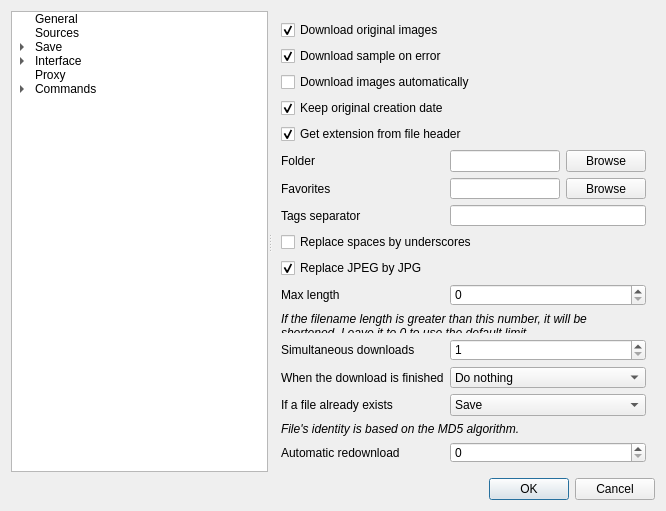
This is gui/src/settings/optionswindow.ui in Bionus/imgbrd-grabber as Qt 5 draws it before an edit. The edited form follows.
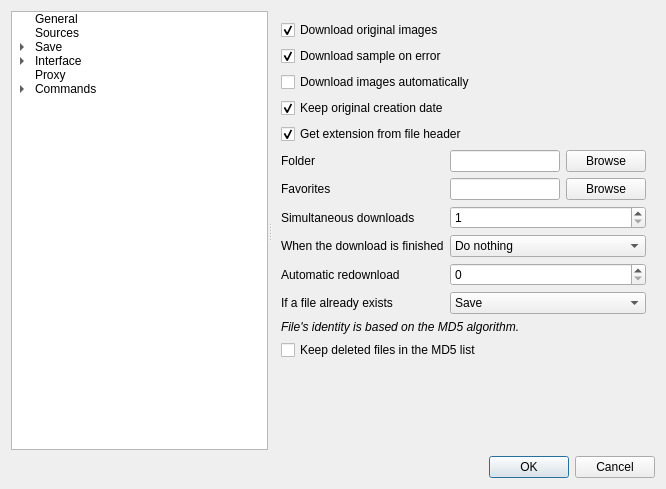
This is the edited form. The open tabs and pages were chosen to show the change. Icons and pictures are not drawn.

Commit message: Allow to keep deleted MD5 in the list (fix #857)

What changed in the file:
```diff
--- a/gui/src/settings/optionswindow.ui
+++ b/gui/src/settings/optionswindow.ui
@@ -14,7 +14,7 @@
    <string>Options</string>
   </property>
   <property name="windowIcon">
-   <iconset resource="../../../resources/resources.qrc">
+   <iconset resource="../../../CrashReporter/resources.qrc">
     <normaloff>:/images/icon.ico</normaloff>:/images/icon.ico</iconset>
   </property>
   <layout class="QGridLayout" name="gridLayout">
@@ -657,6 +657,16 @@
           </property>
          </widget>
         </item>
+        <item row="4" column="0" colspan="2">
+         <widget class="QCheckBox" name="checkSaveHeaderDetection">
+          <property name="text">
+           <string>Get extension from file header</string>
+          </property>
+          <property name="checked">
+           <bool>true</bool>
+          </property>
+         </widget>
+        </item>
         <item row="5" column="0">
          <widget class="QLabel" name="label_7">
           <property name="text">
@@ -700,58 +710,13 @@
          </layout>
         </item>
         <item row="7" column="0">
-         <widget class="QLabel" name="label_14">
-          <property name="text">
-           <string>Tags separator</string>
-          </property>
-         </widget>
-        </item>
-        <item row="7" column="1">
-         <widget class="QLineEdit" name="lineSeparator">
-          <property name="text">
-           <string/>
-          </property>
-         </widget>
-        </item>
-        <item row="8" column="0" colspan="2">
-         <widget class="QCheckBox" name="checkReplaceBlanks">
-          <property name="text">
-           <string>Replace spaces by underscores</string>
-          </property>
-         </widget>
-        </item>
-        <item row="10" column="0">
-         <widget class="QLabel" name="label_54">
-          <property name="text">
-           <string>Max length</string>
-          </property>
-         </widget>
-        </item>
-        <item row="10" column="1">
-         <widget class="QSpinBox" name="spinLimit">
-          <property name="maximum">
-           <number>260</number>
-          </property>
-         </widget>
-        </item>
-        <item row="11" column="0" colspan="2">
-         <widget class="QLabel" name="label_55">
-          <property name="text">
-           <string>&lt;i&gt;If the filename length is greater than this number, it will be shortened. Leave it to 0 to use the default limit.&lt;/i&gt;</string>
-          </property>
-          <property name="wordWrap">
-           <bool>true</bool>
-          </property>
-         </widget>
-        </item>
-        <item row="12" column="0">
          <widget class="QLabel" name="label_29">
           <property name="text">
            <string>Simultaneous downloads</string>
           </property>
          </widget>
         </item>
-        <item row="12" column="1">
+        <item row="7" column="1">
          <widget class="QSpinBox" name="spinSimultaneous">
           <property name="minimum">
            <number>1</number>
@@ -761,14 +726,14 @@
           </property>
          </widget>
         </item>
-        <item row="13" column="0">
+        <item row="8" column="0">
          <widget class="QLabel" name="label_83">
           <property name="text">
            <string>When the download is finished</string>
           </property>
          </widget>
         </item>
-        <item row="13" column="1">
+        <item row="8" column="1">
          <widget class="QComboBox" name="comboBatchEnd">
           <item>
            <property name="text">
@@ -797,14 +762,14 @@
           </item>
          </widget>
         </item>
-        <item row="14" column="0">
+        <item row="10" column="0">
          <widget class="QLabel" name="label_19">
           <property name="text">
            <string>If a file already exists</string>
           </property>
          </widget>
         </item>
-        <item row="14" column="1">
+        <item row="10" column="1">
          <widget class="QComboBox" name="comboMd5Duplicates">
           <property name="currentIndex">
            <number>0</number>
@@ -831,44 +796,31 @@
           </item>
          </widget>
         </item>
-        <item row="15" column="0" colspan="2">
+        <item row="11" column="0" colspan="2">
          <widget class="QLabel" name="label_21">
           <property name="text">
            <string>&lt;i&gt;File's identity is based on the MD5 algorithm.&lt;/i&gt;</string>
           </property>
          </widget>
         </item>
-        <item row="16" column="0">
+        <item row="9" column="0">
          <widget class="QLabel" name="label_84">
           <property name="text">
            <string>Automatic redownload</string>
           </property>
          </widget>
         </item>
-        <item row="16" column="1">
+        <item row="9" column="1">
          <widget class="QSpinBox" name="spinAutomaticRetries">
           <property name="maximum">
            <number>100</number>
           </property>
          </widget>
         </item>
-        <item row="9" column="0" colspan="2">
-         <widget class="QCheckBox" name="checkNoJpeg">
+        <item row="12" column="0" colspan="2">
+         <widget class="QCheckBox" name="checkKeepDeletedMd5">
           <property name="text">
-           <string>Replace JPEG by JPG</string>
-          </property>
-          <property name="checked">
-           <bool>true</bool>
-          </property>
-         </widget>
-        </item>
-        <item row="4" column="0" colspan="2">
-         <widget class="QCheckBox" name="checkSaveHeaderDetection">
-          <property name="text">
-           <string>Get extension from file header</string>
-          </property>
-          <property name="checked">
-           <bool>true</bool>
+           <string>Keep deleted files in the MD5 list</string>
           </property>
          </widget>
         </item>
@@ -876,9 +828,6 @@
       </widget>
       <widget class="QWidget" name="pageSaveFilenames">
        <layout class="QFormLayout" name="formLayout_4">
-        <property name="fieldGrowthPolicy">
-         <enum>QFormLayout::AllNonFixedFieldsGrow</enum>
-        </property>
         <item row="0" column="0">
          <widget class="QLabel" name="label_8">
           <property name="text">
@@ -945,6 +894,61 @@
           </item>
          </layout>
         </item>
+        <item row="2" column="0">
+         <widget class="QLabel" name="label_14">
+          <property name="text">
+           <string>Tags separator</string>
+          </property>
+         </widget>
+        </item>
+        <item row="2" column="1">
+         <widget class="QLineEdit" name="lineSeparator">
+          <property name="text">
+           <string/>
+          </property>
+         </widget>
+        </item>
+        <item row="3" column="0" colspan="2">
+         <widget class="QCheckBox" name="checkReplaceBlanks">
+          <property name="text">
+           <string>Replace spaces by underscores</string>
+          </property>
+         </widget>
+        </item>
+        <item row="4" column="0" colspan="2">
+         <widget class="QCheckBox" name="checkNoJpeg">
+          <property name="text">
+           <string>Replace JPEG by JPG</string>
+          </property>
+          <property name="checked">
+           <bool>true</bool>
+          </property>
+         </widget>
+        </item>
+        <item row="5" column="0">
+         <widget class="QLabel" name="label_54">
+          <property name="text">
+           <string>Max length</string>
+          </property>
+         </widget>
+        </item>
+        <item row="5" column="1">
+         <widget class="QSpinBox" name="spinLimit">
+          <property name="maximum">
+           <number>260</number>
+          </property>
+         </widget>
+        </item>
+        <item row="6" column="0" colspan="2">
+         <widget class="QLabel" name="label_55">
+          <property name="text">
+           <string>&lt;i&gt;If the filename length is greater than this number, it will be shortened. Leave it to 0 to use the default limit.&lt;/i&gt;</string>
+          </property>
+          <property name="wordWrap">
+           <bool>true</bool>
+          </property>
+         </widget>
+        </item>
        </layout>
       </widget>
       <widget class="QWidget" name="pageSaveConditionals">
```
Left out of the diff: 8 changed lines with no effect on the pictures. The commit also changes 8 other files.
